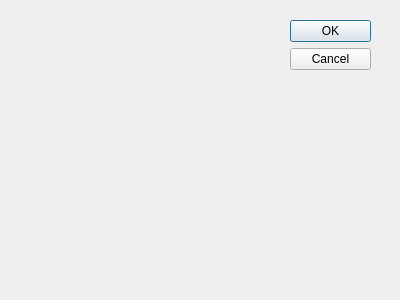
This is qt/example/mysimplecount/loadwindow.ui in liyr/learngit as Qt 5 draws it before an edit. The edited form follows.
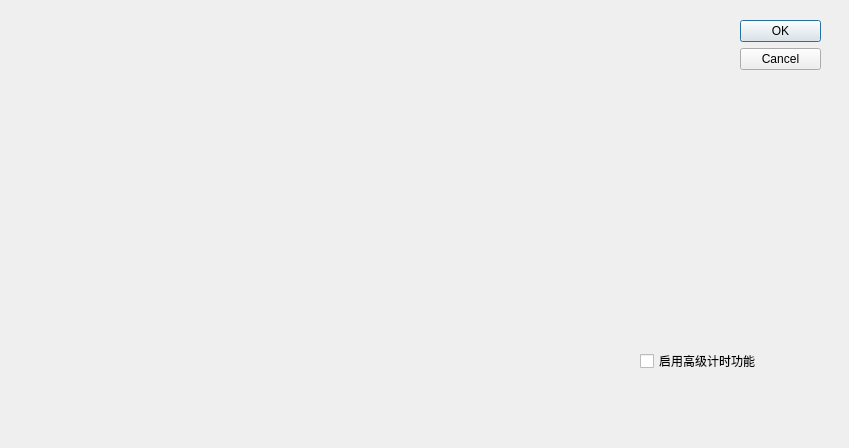
This is the edited form.

The edit to the form file:
```diff
--- a/qt/example/mysimplecount/loadwindow.ui
+++ b/qt/example/mysimplecount/loadwindow.ui
@@ -8,8 +8,8 @@
    <rect>
     <x>0</x>
     <y>0</y>
-    <width>400</width>
-    <height>300</height>
+    <width>849</width>
+    <height>448</height>
    </rect>
   </property>
   <property name="windowTitle">
@@ -18,7 +18,7 @@
   <widget class="QDialogButtonBox" name="buttonBox">
    <property name="geometry">
     <rect>
-     <x>290</x>
+     <x>740</x>
      <y>20</y>
      <width>81</width>
      <height>241</height>
@@ -31,6 +31,19 @@
     <set>QDialogButtonBox::Cancel|QDialogButtonBox::Ok</set>
    </property>
   </widget>
+  <widget class="QCheckBox" name="checkBox">
+   <property name="geometry">
+    <rect>
+     <x>640</x>
+     <y>350</y>
+     <width>181</width>
+     <height>22</height>
+    </rect>
+   </property>
+   <property name="text">
+    <string>启用高级计时功能</string>
+   </property>
+  </widget>
  </widget>
  <pixmapfunction/>
  <resources/>
```
Left out of the diff: 7 changed lines with no effect on the pictures.
